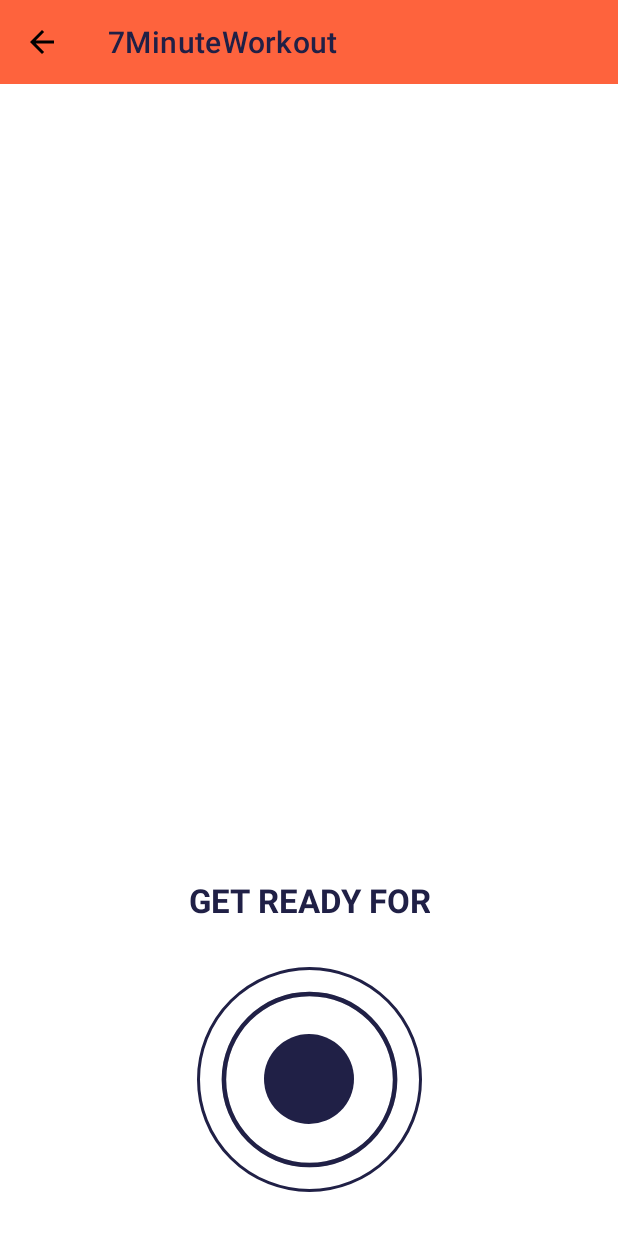
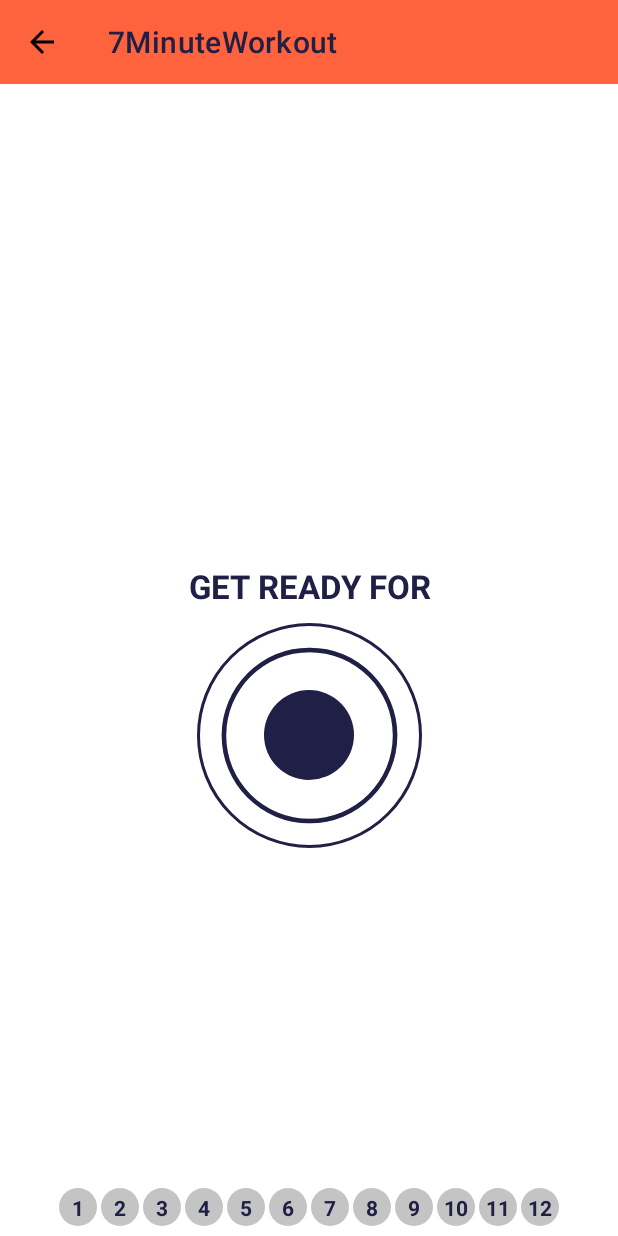
Before and after one commit to fj0lverkr/7MinuteWorkout, an Android app: the ExerciseActivity screen opened directly, with no data from a screen before it, on a phone screen of 412 x 824 dp. Run offline under Robolectric (Android 15) with nearby library versions, the phone set to English and light mode, and no system bars.

Commit message:
Implement RecyclerView to keep track of current en completed exercises.

```diff
--- a/app/src/main/java/com/nilsnahooy/a7minuteworkout/Constants.kt
+++ b/app/src/main/java/com/nilsnahooy/a7minuteworkout/Constants.kt
@@ -2,7 +2,7 @@ package com.nilsnahooy.a7minuteworkout
 
 object Constants {
     fun defaultExerciseList(): ArrayList<ExerciseModel>{
-        val exerciseList = ArrayList<ExerciseModel>()
+        var exerciseList = ArrayList<ExerciseModel>()
 
         exerciseList.add(
             ExerciseModel(1, AppForContext.res.getString(R.string.ex_abdominal_crunch),
@@ -58,6 +58,12 @@ object Constants {
             ExerciseModel(12, AppForContext.res.getString(R.string.ex_wall_sit),
                 30000, R.drawable.ic_wall_sit, isCompleted = false, isSelected = false))
 
-        return exerciseList.shuffled() as ArrayList<ExerciseModel>
+         exerciseList = exerciseList.shuffled() as ArrayList<ExerciseModel>
+
+        for (e in exerciseList) {
+            e.setId(exerciseList.indexOf(e)+1)
+        }
+
+        return exerciseList
     }
 }
--- a/app/src/main/java/com/nilsnahooy/a7minuteworkout/ExerciseActivity.kt
+++ b/app/src/main/java/com/nilsnahooy/a7minuteworkout/ExerciseActivity.kt
@@ -7,6 +7,7 @@ import android.os.CountDownTimer
 import android.speech.tts.TextToSpeech
 import android.util.Log
 import androidx.appcompat.content.res.AppCompatResources
+import androidx.recyclerview.widget.LinearLayoutManager
 import com.nilsnahooy.a7minuteworkout.databinding.ActivityExerciseBinding
 import java.util.*
 
@@ -18,6 +19,7 @@ class ExerciseActivity : AppCompatActivity(), TextToSpeech.OnInitListener {
     private var tts:TextToSpeech? = null
     private var startStopPlayer: MediaPlayer? = null
     private var tickPlayer: MediaPlayer? = null
+    private var exerciseAdapter: ExerciseStatusAdapter? = null
 
     private val exerciseList = Constants.defaultExerciseList()
 
@@ -32,7 +34,7 @@ class ExerciseActivity : AppCompatActivity(), TextToSpeech.OnInitListener {
         }
 
         b?.tbExercise?.setNavigationOnClickListener {
-            onBackPressed()
+            finish()
         }
 
         //Setup MediaPlayers
@@ -41,10 +43,19 @@ class ExerciseActivity : AppCompatActivity(), TextToSpeech.OnInitListener {
         startStopPlayer?.isLooping = false
         tickPlayer?.isLooping = false
 
-        //Start TTS engine
+        //Start TTS engine, this will also start the exercises
         tts = TextToSpeech(this, this)
+
+        //Init  RecyclerView for tracking exercises
+        setupExerciseStatus()
     }
 
+    private fun setupExerciseStatus() {
+        b?.rvProgress?.layoutManager = LinearLayoutManager(this,
+            LinearLayoutManager.HORIZONTAL, false)
+        exerciseAdapter = ExerciseStatusAdapter(exerciseList)
+        b?.rvProgress?.adapter = exerciseAdapter
+    }
     private fun setupRestView() {
         if(activityTimer != null) {
             activityTimer?.cancel()
@@ -53,11 +64,13 @@ class ExerciseActivity : AppCompatActivity(), TextToSpeech.OnInitListener {
         startExercise(0, true)
     }
 
-
     private fun startExercise(activityIndex: Int, isRest: Boolean) {
         val activity = exerciseList[activityIndex]
         val activityName = activity.getName()
         val activityImage = activity.getImageRes()
+
+        activity.setIsSelected(true)
+        b?.rvProgress?.adapter?.notifyItemChanged(activityIndex)
 
         val slogan = if(isRest){
             getString(R.string.label_rest_name, activityName)
@@ -119,6 +132,9 @@ class ExerciseActivity : AppCompatActivity(), TextToSpeech.OnInitListener {
                         b?.tvSlogan?.text = getString(R.string.ex_done)
                         b?.tvTimer?.text = ""
                     }
+                    activity.setIsSelected(false)
+                    activity.setIsCompleted(true)
+                    b?.rvProgress?.adapter?.notifyItemChanged(activityIndex)
                 }
             }
         }.start()
--- /dev/null
+++ b/app/src/main/java/com/nilsnahooy/a7minuteworkout/ExerciseStatusAdapter.kt
@@ -0,0 +1,47 @@
+package com.nilsnahooy.a7minuteworkout
+
+import android.view.LayoutInflater
+import android.view.ViewGroup
+import androidx.appcompat.content.res.AppCompatResources
+import androidx.recyclerview.widget.RecyclerView
+import com.nilsnahooy.a7minuteworkout.databinding.ItemExerciseStatusBinding
+
+class ExerciseStatusAdapter(private val exerciseList: ArrayList<ExerciseModel>):
+    RecyclerView.Adapter<ExerciseStatusAdapter.ViewHolder>() {
+
+        inner class ViewHolder(b: ItemExerciseStatusBinding):
+                RecyclerView.ViewHolder(b.root){
+                    val tvItem = b.tvItem
+                }
+
+    override fun onCreateViewHolder(parent: ViewGroup, viewType: Int): ViewHolder {
+        return ViewHolder(ItemExerciseStatusBinding.inflate(LayoutInflater.from(parent.context),
+            parent, false))
+    }
+
+    override fun onBindViewHolder(holder: ViewHolder, position: Int) {
+        val c = holder.itemView.context
+        val model: ExerciseModel = exerciseList[position]
+        val textColor: Int = if (model.getIsSelected()){
+           R.color.primary
+        } else {
+            R.color.accent
+        }
+
+        holder.tvItem.text = model.getId().toString()
+        holder.tvItem.background =
+            if(model.getIsSelected()){
+                AppCompatResources.getDrawable(c,
+                    R.drawable.item_circular_progress_accent_background)
+            }else if (model.getIsCompleted()){
+                AppCompatResources.getDrawable(c, R.drawable.item_circular_primary_background)
+            } else {
+                AppCompatResources.getDrawable(c, R.drawable.item_circular_grey_background)
+            }
+        holder.tvItem.setTextColor(c.resources.getColor(textColor, c.theme))
+    }
+
+    override fun getItemCount(): Int {
+        return exerciseList.size
+    }
+}
--- a/app/src/main/java/com/nilsnahooy/a7minuteworkout/MainActivity.kt
+++ b/app/src/main/java/com/nilsnahooy/a7minuteworkout/MainActivity.kt
@@ -1,15 +1,4 @@
 package com.nilsnahooy.a7minuteworkout
-
-/* NOTE ON USING VIEWBINDING
-        - Faster, more efficient during compilation, safer, more concise in code.
-        - becomes available after setting
-                buildFeatures{
-                    viewBinding true
-                }
-          in the android section of build.gradle
-        - for usage, see code below (var b?)
-        - make sure to set the binding back to null in onDestroy()
-     */
 
 import android.content.Intent
 import androidx.appcompat.app.AppCompatActivity
--- /dev/null
+++ b/app/src/main/res/drawable/item_circular_grey_background.xml
@@ -0,0 +1,5 @@
+<?xml version="1.0" encoding="utf-8"?>
+<shape xmlns:android="http://schemas.android.com/apk/res/android"
+    android:shape="oval">
+    <solid android:color="@color/ripple_grey" />
+</shape>
--- /dev/null
+++ b/app/src/main/res/drawable/item_circular_primary_background.xml
@@ -0,0 +1,5 @@
+<?xml version="1.0" encoding="utf-8"?>
+<shape xmlns:android="http://schemas.android.com/apk/res/android"
+    android:shape="oval">
+    <solid android:color="@color/primary" />
+</shape>
--- /dev/null
+++ b/app/src/main/res/drawable/item_circular_progress_accent_background.xml
@@ -0,0 +1,5 @@
+<?xml version="1.0" encoding="utf-8"?>
+<shape xmlns:android="http://schemas.android.com/apk/res/android"
+    android:shape="oval">
+    <solid android:color="@color/accent" />
+</shape>
--- a/app/src/main/res/layout/activity_exercise.xml
+++ b/app/src/main/res/layout/activity_exercise.xml
@@ -37,7 +37,6 @@
         android:textSize="@dimen/size_button_text"
         android:textStyle="bold"
         android:layout_marginHorizontal="@dimen/padding_global"
-        app:layout_constraintBottom_toBottomOf="parent"
         app:layout_constraintEnd_toEndOf="parent"
         app:layout_constraintStart_toStartOf="parent"
         app:layout_constraintTop_toBottomOf="@+id/iv_exercise_illustration" />
@@ -49,10 +48,10 @@
         android:layout_marginTop="@dimen/padding_global"
         android:layout_marginBottom="@dimen/padding_global"
         android:background="@drawable/item_circular_accent_border"
-        app:layout_constraintBottom_toBottomOf="parent"
         app:layout_constraintEnd_toEndOf="parent"
         app:layout_constraintStart_toStartOf="parent"
-        app:layout_constraintTop_toBottomOf="@+id/tv_slogan">
+        app:layout_constraintTop_toBottomOf="@+id/tv_slogan"
+        app:layout_constraintBottom_toTopOf="@id/fl_timer_wrapper">
 
         <ProgressBar
             android:id="@+id/pb_timer"
@@ -83,8 +82,15 @@
                 android:textStyle="bold"
                 tools:text="10" />
         </LinearLayout>
-
     </FrameLayout>
 
+    <androidx.recyclerview.widget.RecyclerView
+        app:layout_constraintBottom_toBottomOf="parent"
+        app:layout_constraintStart_toStartOf="parent"
+        app:layout_constraintEnd_toEndOf="parent"
+        android:id="@+id/rv_progress"
+        android:layout_width="wrap_content"
+        android:layout_height="wrap_content"
+        android:layout_margin="5dp"/>
 
 </androidx.constraintlayout.widget.ConstraintLayout>
--- /dev/null
+++ b/app/src/main/res/layout/item_exercise_status.xml
@@ -0,0 +1,14 @@
+<?xml version="1.0" encoding="utf-8"?>
+<TextView xmlns:android="http://schemas.android.com/apk/res/android"
+    xmlns:tools="http://schemas.android.com/tools"
+    android:id="@+id/tv_item"
+    android:layout_width="@dimen/item_exercise_status_w_h"
+    android:layout_height="@dimen/item_exercise_status_w_h"
+    android:layout_margin="@dimen/margin_1"
+    android:background="@drawable/item_circular_grey_background"
+    android:gravity="center"
+    android:padding="@dimen/padding_3"
+    android:textColor="@color/accent"
+    android:textSize="@dimen/item_status_text"
+    android:textStyle="bold"
+    tools:text="1" />
--- a/app/src/main/res/values/dimens.xml
+++ b/app/src/main/res/values/dimens.xml
@@ -9,4 +9,8 @@
     <dimen name="timer_text_size">25sp</dimen>
     <dimen name="illustration_h">300dp</dimen>
     <dimen name="illustration_margin_top">76dp</dimen>
+    <dimen name="item_exercise_status_w_h">25dp</dimen>
+    <dimen name="margin_1">1dp</dimen>
+    <dimen name="padding_3">3dp</dimen>
+    <dimen name="item_status_text">14sp</dimen>
 </resources>
```
